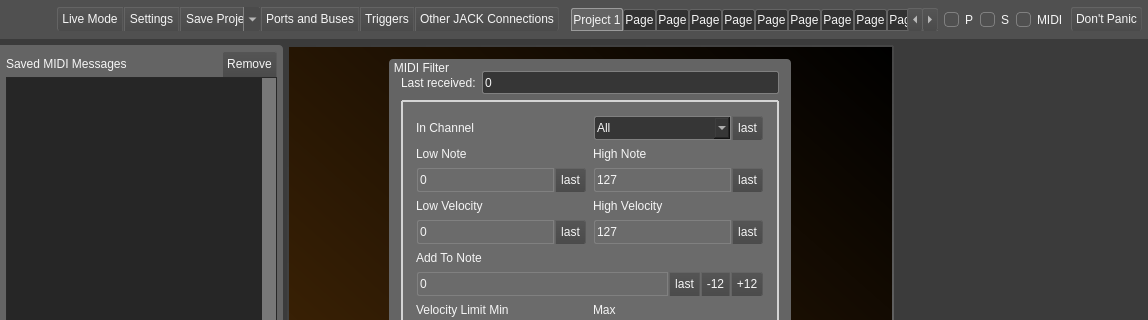
noedigcode/konfyt, file src/mainwindow.ui: the form before one commit; both pictures show x 0 to 1148 and y 0 to 320 of the 1148 by 718 pixel window.
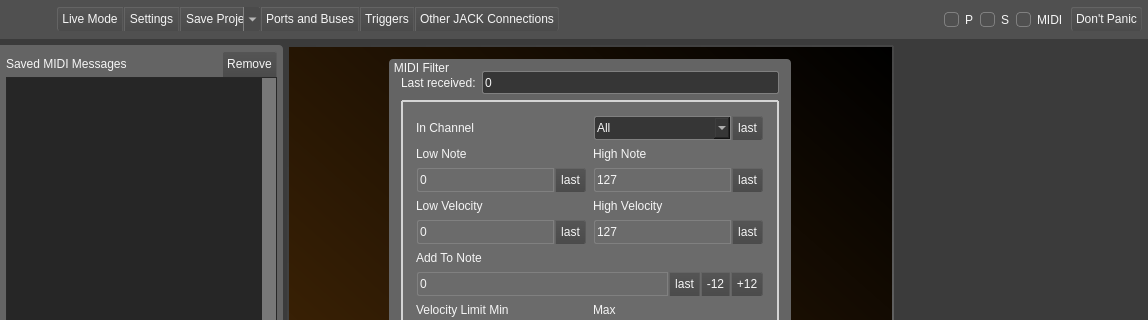
The form after the commit. The open tabs and pages were chosen to show the change. Icons and pictures are not drawn.

Commit message: Removed multi-project tabs; only one active project now; Cleaned up mainWindow start up; Remove improperly used static variables in functions; Replaced userMessage() with print(); KonfytProject now passed as shared pointer; Some MainWindow members changed from pointers to normal variables; Updated cmdline argument loading.

Patch:
```diff
--- a/src/mainwindow.ui
+++ b/src/mainwindow.ui
@@ -892,108 +892,17 @@
         </widget>
        </item>
        <item>
-        <widget class="QTabWidget" name="tabWidget_Projects">
-         <property name="minimumSize">
-          <size>
-           <width>0</width>
-           <height>0</height>
-          </size>
+        <spacer name="horizontalSpacer_12">
+         <property name="orientation">
+          <enum>Qt::Horizontal</enum>
          </property>
-         <property name="maximumSize">
+         <property name="sizeHint" stdset="0">
           <size>
-           <width>16777215</width>
-           <height>23</height>
+           <width>40</width>
+           <height>20</height>
           </size>
          </property>
-         <property name="styleSheet">
-          <string notr="true"/>
-         </property>
-         <property name="tabShape">
-          <enum>QTabWidget::Rounded</enum>
-         </property>
-         <property name="currentIndex">
-          <number>0</number>
-         </property>
-         <property name="elideMode">
-          <enum>Qt::ElideNone</enum>
-         </property>
-         <property name="usesScrollButtons">
-          <bool>true</bool>
-         </property>
-         <property name="tabsClosable">
-          <bool>false</bool>
-         </property>
-         <widget class="QWidget" name="tab">
-          <attribute name="title">
-           <string>Project 1</string>
-          </attribute>
-         </widget>
-         <widget class="QWidget" name="tab_3">
-          <attribute name="title">
-           <string>Page</string>
-          </attribute>
-         </widget>
-         <widget class="QWidget" name="tab_8">
-          <attribute name="title">
-           <string>Page</string>
-          </attribute>
-         </widget>
-         <widget class="QWidget" name="tab_9">
-          <attribute name="title">
-           <string>Page</string>
-          </attribute>
-         </widget>
-         <widget class="QWidget" name="tab_10">
-          <attribute name="title">
-           <string>Page</string>
-          </attribute>
-         </widget>
-         <widget class="QWidget" name="tab_11">
-          <attribute name="title">
-           <string>Page</string>
-          </attribute>
-         </widget>
-         <widget class="QWidget" name="tab_12">
-          <attribute name="title">
-           <string>Page</string>
-          </attribute>
-         </widget>
-         <widget class="QWidget" name="tab_13">
-          <attribute name="title">
-           <string>Page</string>
-          </attribute>
-         </widget>
-         <widget class="QWidget" name="tab_14">
-          <attribute name="title">
-           <string>Page</string>
-          </attribute>
-         </widget>
-         <widget class="QWidget" name="tab_4">
-          <attribute name="title">
-           <string>Page</string>
-          </attribute>
-         </widget>
-         <widget class="QWidget" name="tab_5">
-          <attribute name="title">
-           <string>Page</string>
-          </attribute>
-         </widget>
-         <widget class="QWidget" name="tab_6">
-          <attribute name="title">
-           <string>Page</string>
-          </attribute>
-         </widget>
-         <widget class="QWidget" name="tab_7">
-          <attribute name="title">
-           <string>Page</string>
-          </attribute>
-         </widget>
-         <widget class="QWidget" name="tab_2">
-          <attribute name="title">
-           <string>Project 2</string>
-          </attribute>
-         </widget>
-        </widget>
+        </spacer>
        </item>
        <item>
         <widget class="QCheckBox" name="MIDI_indicator_pitchbend">
```
Left out of the diff: 52 changed lines with no effect on the pictures. The commit also changes 11 other files.
